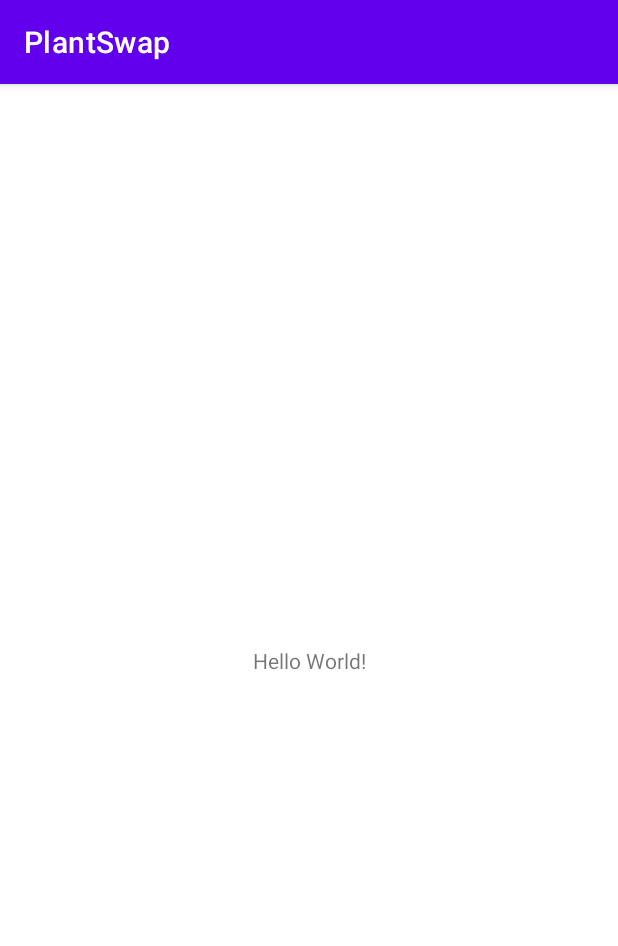
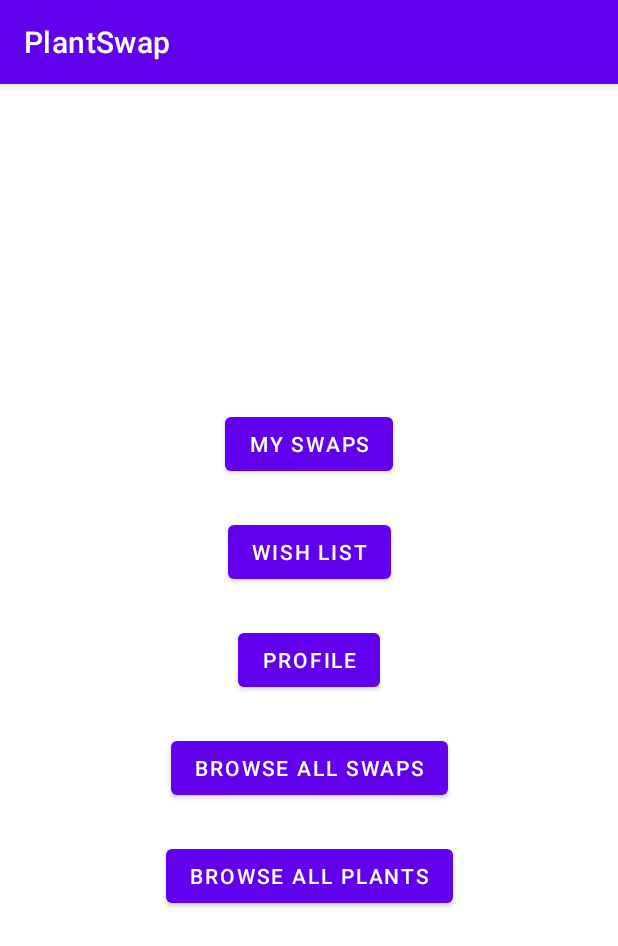
Before and after one commit to Macradon/ITSMAP-AppProject, an Android app: the screen it shows after launch (MainActivity before the commit, MainMenu after it), on a phone screen of 412 x 824 dp. Shown: the top 946 px of the screen. Run offline under Robolectric (Android 15) with nearby library versions, the phone set to English and light mode, and no system bars.

Commit message:
Initial layout and button initialization

```diff
--- a/PlantSwapApplication/app/src/main/AndroidManifest.xml
+++ b/PlantSwapApplication/app/src/main/AndroidManifest.xml
@@ -4,7 +4,7 @@
 
     <uses-permission android:name="android.permission.INTERNET" />
     <uses-permission android:name="android.permission.ACCESS_NETWORK_STATE" />
-    <uses-permission android:name="android.permission.FOREGROUND_SERVICE"/>
+    <uses-permission android:name="android.permission.FOREGROUND_SERVICE" />
 
     <application
         android:allowBackup="true"
@@ -13,10 +13,18 @@
         android:roundIcon="@mipmap/ic_launcher_round"
         android:supportsRtl="true"
         android:theme="@style/Theme.PlantSwap">
+        <activity android:name=".activities.MainMenu">
+            <intent-filter>
+                <action android:name="android.intent.action.MAIN" />
 
-        <service android:name=".services.BackgroundPlantSwapService"
+                <category android:name="android.intent.category.LAUNCHER" />
+            </intent-filter>
+        </activity>
+
+        <service
+            android:name=".services.BackgroundPlantSwapService"
             android:enabled="true"
-            android:exported="false"></service>
+            android:exported="false" />
 
         <activity android:name=".ui.MainActivity">
             <intent-filter>
--- /dev/null
+++ b/PlantSwapApplication/app/src/main/java/com/au564065/plantswap/activities/MainMenu.java
@@ -0,0 +1,48 @@
+package com.au564065.plantswap.activities;
+
+import androidx.appcompat.app.AppCompatActivity;
+
+import android.os.Bundle;
+import android.view.View;
+import android.widget.Button;
+
+import com.au564065.plantswap.R;
+
+public class MainMenu extends AppCompatActivity {
+
+    @Override
+    protected void onCreate(Bundle savedInstanceState) {
+        super.onCreate(savedInstanceState);
+        setContentView(R.layout.activity_main_menu);
+        initializeButtons();
+    }
+
+    private void initializeButtons(){
+        Button my_swaps, my_wishes, profile, browse_swaps, browse_plants;
+
+        my_swaps = findViewById(R.id.btn_mm_my_swaps);
+        my_swaps.setOnClickListener(view -> {
+
+        });
+
+        my_wishes = findViewById(R.id.btn_mm_my_wishes);
+        my_wishes.setOnClickListener(view -> {
+
+        });
+
+        profile = findViewById(R.id.btn_mm_my_profile);
+        profile.setOnClickListener(view -> {
+
+        });
+
+        browse_swaps = findViewById(R.id.btn_mm_browse_swaps);
+        browse_swaps.setOnClickListener(view -> {
+
+        });
+
+        browse_plants = findViewById(R.id.btn_mm_browse_plants);
+        browse_plants.setOnClickListener(view -> {
+
+        });
+    }
+}
--- a/PlantSwapApplication/app/src/main/res/layout/activity_main.xml
+++ b/PlantSwapApplication/app/src/main/res/layout/activity_main.xml
@@ -9,10 +9,15 @@
     <TextView
         android:layout_width="wrap_content"
         android:layout_height="wrap_content"
-        android:text="Hello World!"
-        app:layout_constraintBottom_toBottomOf="parent"
-        app:layout_constraintLeft_toLeftOf="parent"
-        app:layout_constraintRight_toRightOf="parent"
+        android:layout_marginStart="156dp"
+        android:layout_marginLeft="156dp"
+        android:layout_marginTop="32dp"
+        android:layout_marginEnd="179dp"
+        android:layout_marginRight="179dp"
+        android:text="@string/app_name"
+        android:textSize="36sp"
+        app:layout_constraintEnd_toEndOf="parent"
+        app:layout_constraintStart_toStartOf="parent"
         app:layout_constraintTop_toTopOf="parent" />
 
 </androidx.constraintlayout.widget.ConstraintLayout>
--- /dev/null
+++ b/PlantSwapApplication/app/src/main/res/layout/activity_main_menu.xml
@@ -0,0 +1,58 @@
+<?xml version="1.0" encoding="utf-8"?>
+<androidx.constraintlayout.widget.ConstraintLayout xmlns:android="http://schemas.android.com/apk/res/android"
+    xmlns:app="http://schemas.android.com/apk/res-auto"
+    xmlns:tools="http://schemas.android.com/tools"
+    android:layout_width="match_parent"
+    android:layout_height="match_parent"
+    tools:context=".activities.MainMenu">
+
+    <Button
+        android:id="@+id/btn_mm_my_swaps"
+        android:layout_width="wrap_content"
+        android:layout_height="wrap_content"
+        android:layout_marginBottom="24dp"
+        android:text="@string/main_menu_btn_my_swaps"
+        app:layout_constraintBottom_toTopOf="@+id/btn_mm_my_wishes"
+        app:layout_constraintEnd_toEndOf="@+id/btn_mm_my_profile"
+        app:layout_constraintStart_toStartOf="@+id/btn_mm_my_profile" />
+
+    <Button
+        android:id="@+id/btn_mm_my_wishes"
+        android:layout_width="wrap_content"
+        android:layout_height="wrap_content"
+        android:layout_marginBottom="24dp"
+        android:text="@string/main_menu_btn_mt_wish_list"
+        app:layout_constraintBottom_toTopOf="@+id/btn_mm_my_profile"
+        app:layout_constraintEnd_toEndOf="@+id/btn_mm_my_profile"
+        app:layout_constraintStart_toStartOf="@+id/btn_mm_my_profile" />
+
+    <Button
+        android:id="@+id/btn_mm_my_profile"
+        android:layout_width="wrap_content"
+        android:layout_height="wrap_content"
+        android:text="@string/main_menu_btn_my_profile"
+        app:layout_constraintBottom_toBottomOf="parent"
+        app:layout_constraintEnd_toEndOf="parent"
+        app:layout_constraintStart_toStartOf="parent"
+        app:layout_constraintTop_toTopOf="parent" />
+
+    <Button
+        android:id="@+id/btn_mm_browse_swaps"
+        android:layout_width="wrap_content"
+        android:layout_height="wrap_content"
+        android:layout_marginTop="24dp"
+        android:text="@string/main_menu_btn_browse_swaps"
+        app:layout_constraintEnd_toEndOf="@+id/btn_mm_my_profile"
+        app:layout_constraintStart_toStartOf="@+id/btn_mm_my_profile"
+        app:layout_constraintTop_toBottomOf="@+id/btn_mm_my_profile" />
+
+    <Button
+        android:id="@+id/btn_mm_browse_plants"
+        android:layout_width="wrap_content"
+        android:layout_height="wrap_content"
+        android:layout_marginTop="24dp"
+        android:text="@string/main_menu_btn_browse_plants"
+        app:layout_constraintEnd_toEndOf="@+id/btn_mm_my_profile"
+        app:layout_constraintStart_toStartOf="@+id/btn_mm_my_profile"
+        app:layout_constraintTop_toBottomOf="@+id/btn_mm_browse_swaps" />
+</androidx.constraintlayout.widget.ConstraintLayout>
--- a/PlantSwapApplication/app/src/main/res/values/strings.xml
+++ b/PlantSwapApplication/app/src/main/res/values/strings.xml
@@ -1,3 +1,8 @@
 <resources>
     <string name="app_name">PlantSwap</string>
+    <string name="main_menu_btn_my_swaps">My Swaps</string>
+    <string name="main_menu_btn_mt_wish_list">Wish list</string>
+    <string name="main_menu_btn_my_profile">Profile</string>
+    <string name="main_menu_btn_browse_swaps">Browse all swaps</string>
+    <string name="main_menu_btn_browse_plants">Browse all plants</string>
 </resources>
```
Also changed, not shown: 1 other file.
